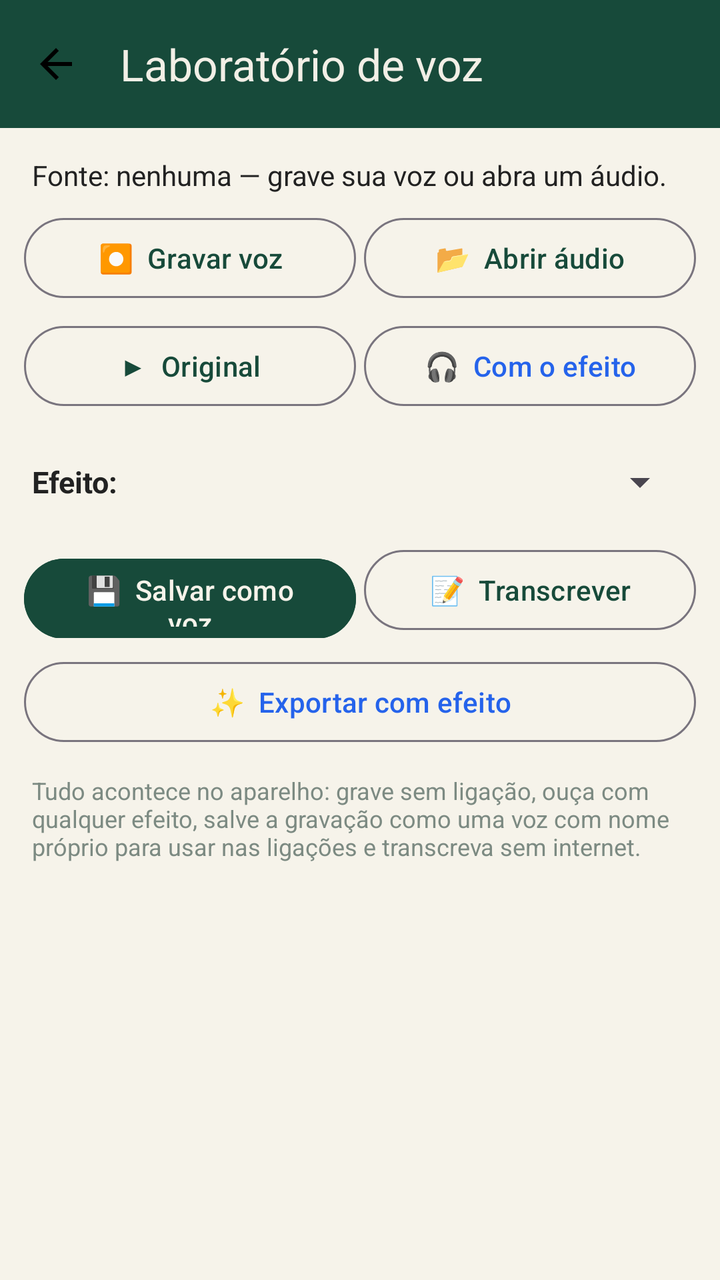
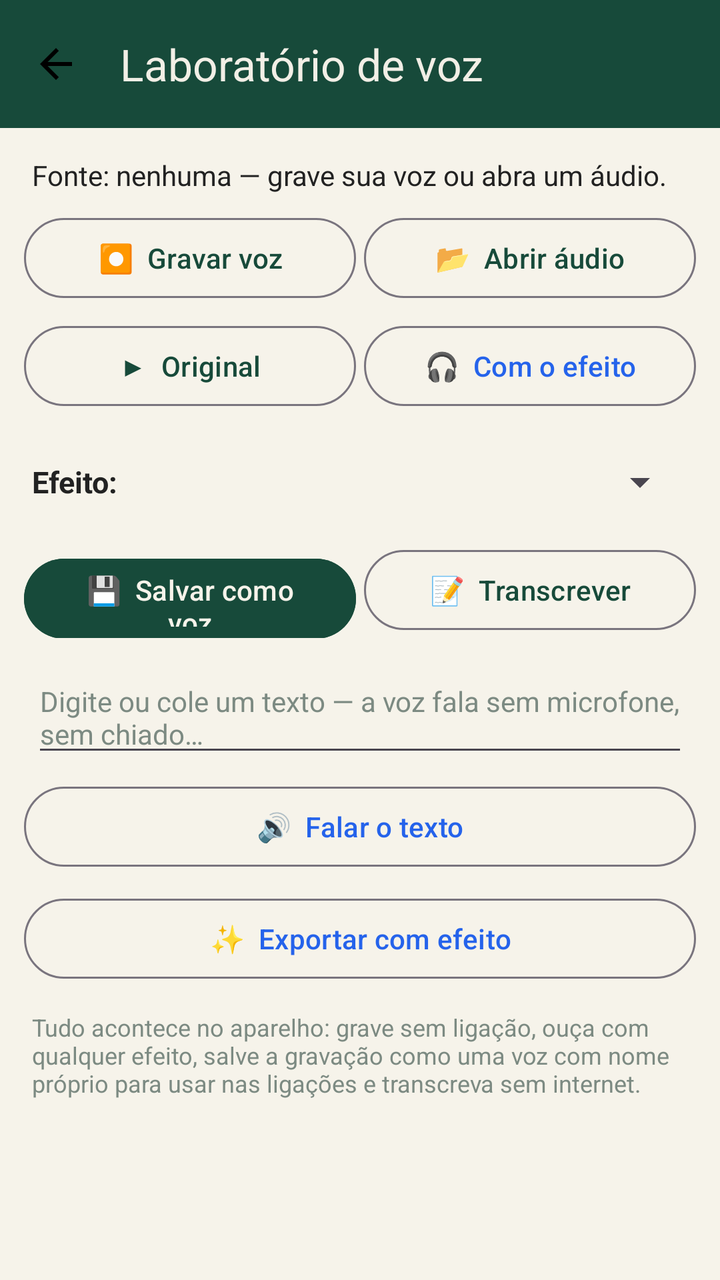

An Android layout rendered at two revisions. The XML below is the earlier revision; the diff shows what the commit changed to produce the second picture.
<!-- AndroidManifest.xml: application theme AppTheme -->
<!-- res/layout/activity_voice_lab.xml -->
<?xml version="1.0" encoding="utf-8"?>
<LinearLayout xmlns:android="http://schemas.android.com/apk/res/android"
    xmlns:app="http://schemas.android.com/apk/res-auto"
    android:layout_width="match_parent"
    android:layout_height="match_parent"
    android:background="@color/cc_paper"
    android:orientation="vertical">

    <com.google.android.material.appbar.MaterialToolbar
        android:id="@+id/toolbar"
        android:layout_width="match_parent"
        android:layout_height="?attr/actionBarSize"
        android:background="@color/cc_green_deep"
        app:navigationIcon="@drawable/ic_back"
        app:title="Laboratório de voz"
        app:titleTextColor="@color/cc_cream_on_dark" />

    <ScrollView
        android:layout_width="match_parent"
        android:layout_height="0dp"
        android:layout_weight="1">

        <LinearLayout
            android:layout_width="match_parent"
            android:layout_height="wrap_content"
            android:orientation="vertical">

            <TextView
                android:id="@+id/tv_source"
                android:layout_width="match_parent"
                android:layout_height="wrap_content"
                android:paddingStart="16dp"
                android:paddingEnd="16dp"
                android:paddingTop="14dp"
                android:text="Fonte: nenhuma — grave sua voz ou abra um áudio."
                android:textColor="@color/cc_ink"
                android:textSize="14sp" />

            <LinearLayout
                android:layout_width="match_parent"
                android:layout_height="wrap_content"
                android:layout_marginTop="8dp"
                android:orientation="horizontal"
                android:paddingStart="12dp"
                android:paddingEnd="12dp">

                <com.google.android.material.button.MaterialButton
                    android:id="@+id/btn_record"
                    style="@style/Widget.Material3.Button.OutlinedButton"
                    android:layout_width="0dp"
                    android:layout_height="48dp"
                    android:layout_marginEnd="4dp"
                    android:layout_weight="1"
                    android:text="⏺  Gravar voz"
                    android:textColor="@color/cc_green_deep" />

                <com.google.android.material.button.MaterialButton
                    android:id="@+id/btn_open"
                    style="@style/Widget.Material3.Button.OutlinedButton"
                    android:layout_width="0dp"
                    android:layout_height="48dp"
                    android:layout_weight="1"
                    android:text="📂  Abrir áudio"
                    android:textColor="@color/cc_green_deep" />
            </LinearLayout>

            <LinearLayout
                android:layout_width="match_parent"
                android:layout_height="wrap_content"
                android:layout_marginTop="6dp"
                android:orientation="horizontal"
                android:paddingStart="12dp"
                android:paddingEnd="12dp">

                <com.google.android.material.button.MaterialButton
                    android:id="@+id/btn_play_orig"
                    style="@style/Widget.Material3.Button.OutlinedButton"
                    android:layout_width="0dp"
                    android:layout_height="48dp"
                    android:layout_marginEnd="4dp"
                    android:layout_weight="1"
                    android:text="▶  Original"
                    android:textColor="@color/cc_green_deep" />

                <com.google.android.material.button.MaterialButton
                    android:id="@+id/btn_play_fx"
                    style="@style/Widget.Material3.Button.OutlinedButton"
                    android:layout_width="0dp"
                    android:layout_height="48dp"
                    android:layout_weight="1"
                    android:text="🎧  Com o efeito"
                    android:textColor="@color/cc_blue" />
            </LinearLayout>

            <LinearLayout
                android:layout_width="match_parent"
                android:layout_height="wrap_content"
                android:layout_marginStart="16dp"
                android:layout_marginTop="10dp"
                android:layout_marginEnd="16dp"
                android:gravity="center_vertical"
                android:orientation="horizontal">

                <TextView
                    android:layout_width="wrap_content"
                    android:layout_height="wrap_content"
                    android:text="Efeito:"
                    android:textColor="@color/cc_ink"
                    android:textSize="15sp"
                    android:textStyle="bold" />

                <Spinner
                    android:id="@+id/sp_voice"
                    android:layout_width="0dp"
                    android:layout_height="48dp"
                    android:layout_marginStart="8dp"
                    android:layout_weight="1" />
            </LinearLayout>

            <LinearLayout
                android:layout_width="match_parent"
                android:layout_height="wrap_content"
                android:layout_marginTop="6dp"
                android:orientation="horizontal"
                android:paddingStart="12dp"
                android:paddingEnd="12dp">

                <com.google.android.material.button.MaterialButton
                    android:id="@+id/btn_save_voice"
                    style="@style/Widget.Material3.Button"
                    android:layout_width="0dp"
                    android:layout_height="48dp"
                    android:layout_marginEnd="4dp"
                    android:layout_weight="1"
                    android:backgroundTint="@color/cc_green_deep"
                    android:text="💾  Salvar como voz" />

                <com.google.android.material.button.MaterialButton
                    android:id="@+id/btn_transcribe"
                    style="@style/Widget.Material3.Button.OutlinedButton"
                    android:layout_width="0dp"
                    android:layout_height="48dp"
                    android:layout_weight="1"
                    android:text="📝  Transcrever"
                    android:textColor="@color/cc_green_deep" />
            </LinearLayout>

            <TextView
                android:id="@+id/tv_transcript"
                android:layout_width="match_parent"
                android:layout_height="wrap_content"
                android:paddingStart="16dp"
                android:paddingTop="10dp"
                android:paddingEnd="16dp"
                android:textColor="@color/cc_ink"
                android:textIsSelectable="true"
                android:textSize="14sp"
                android:visibility="gone" />

            <LinearLayout
                android:layout_width="match_parent"
                android:layout_height="wrap_content"
                android:layout_marginTop="8dp"
                android:orientation="horizontal"
                android:paddingStart="12dp"
                android:paddingEnd="12dp">

                <com.google.android.material.button.MaterialButton
                    android:id="@+id/btn_share_text"
                    style="@style/Widget.Material3.Button.OutlinedButton"
                    android:layout_width="0dp"
                    android:layout_height="48dp"
                    android:layout_marginEnd="4dp"
                    android:layout_weight="1"
                    android:text="⤴  Compartilhar"
                    android:textColor="@color/cc_green_deep"
                    android:visibility="gone" />

                <com.google.android.material.button.MaterialButton
                    android:id="@+id/btn_export"
                    style="@style/Widget.Material3.Button.OutlinedButton"
                    android:layout_width="0dp"
                    android:layout_height="48dp"
                    android:layout_weight="1"
                    android:text="✨  Exportar com efeito"
                    android:textColor="@color/cc_blue" />
            </LinearLayout>

            <TextView
                android:layout_width="match_parent"
                android:layout_height="wrap_content"
                android:paddingStart="16dp"
                android:paddingTop="12dp"
                android:paddingEnd="16dp"
                android:paddingBottom="16dp"
                android:text="Tudo acontece no aparelho: grave sem ligação, ouça com qualquer efeito, salve a gravação como uma voz com nome próprio para usar nas ligações e transcreva sem internet."
                android:textColor="@color/cc_ink_faint"
                android:textSize="12sp" />
        </LinearLayout>
    </ScrollView>
</LinearLayout>
<!-- resources referenced by this layout -->
<resources>
  <color name="cc_blue">#2563EB</color>
  <color name="cc_cream_on_dark">#F2EFE6</color>
  <color name="cc_green_deep">#174A3A</color>
  <color name="cc_ink">#222222</color>
  <color name="cc_ink_faint">#7C8A82</color>
  <color name="cc_paper">#F6F3EA</color>
  <!-- drawable ic_back (drawable) -->
  ﻿<vector xmlns:android="http://schemas.android.com/apk/res/android"
      android:width="24dp" android:height="24dp"
      android:viewportWidth="24" android:viewportHeight="24">
      <path android:fillColor="#000000"
          android:pathData="M20,11H7.83l5.59,-5.59L12,4l-8,8 8,8 1.41,-1.41L7.83,13H20v-2z"/>
  </vector>
  <style name="AppTheme" parent="Theme.Material3.DayNight.NoActionBar">
          <item name="colorPrimary">@color/cc_green_deep</item>
          <item name="colorOnPrimary">@color/cc_paper</item>
          <item name="colorSecondary">@color/cc_green</item>
          <item name="colorOnSecondary">@color/cc_paper</item>
          <item name="colorError">@color/cc_red</item>
          <item name="android:colorBackground">@color/cc_paper</item>
          <item name="colorSurface">@color/cc_paper_card</item>
          <item name="colorOnSurface">@color/cc_ink</item>
          <item name="colorSurfaceVariant">@color/cc_green_soft</item>
          <item name="colorOnSurfaceVariant">@color/cc_ink_soft</item>
          <item name="colorSecondaryContainer">@color/cc_green_deep</item>
          <item name="colorOnSecondaryContainer">@color/cc_paper</item>
          <item name="colorPrimaryContainer">@color/cc_green_soft</item>
          <item name="colorOnPrimaryContainer">@color/cc_green_deep</item>
          <item name="android:statusBarColor">@color/cc_paper</item>
          <item name="android:windowLightStatusBar">true</item>
          <item name="android:navigationBarColor">@color/cc_paper</item>
      </style>
  <color name="cc_green">#1B7A43</color>
  <color name="cc_red">#DC2626</color>
  <color name="cc_paper_card">#FFFDF7</color>
  <color name="cc_green_soft">#E3EFE9</color>
  <color name="cc_ink_soft">#666666</color>
</resources>

<!-- the commit's change to res/layout/activity_voice_lab.xml (unified diff, before → after) -->
@@ -144,6 +144,32 @@
                     android:text="📝  Transcrever"
                     android:textColor="@color/cc_green_deep" />
             </LinearLayout>
+
+            <EditText
+                android:id="@+id/et_tts"
+                android:layout_width="match_parent"
+                android:layout_height="wrap_content"
+                android:layout_marginStart="16dp"
+                android:layout_marginTop="12dp"
+                android:layout_marginEnd="16dp"
+                android:gravity="top|start"
+                android:hint="Digite ou cole um texto — a voz fala sem microfone, sem chiado…"
+                android:inputType="textMultiLine|textCapSentences"
+                android:minLines="2"
+                android:textColor="@color/cc_ink"
+                android:textColorHint="@color/cc_ink_faint"
+                android:textSize="14sp" />
+
+            <com.google.android.material.button.MaterialButton
+                android:id="@+id/btn_speak"
+                style="@style/Widget.Material3.Button.OutlinedButton"
+                android:layout_width="match_parent"
+                android:layout_height="48dp"
+                android:layout_marginStart="12dp"
+                android:layout_marginTop="6dp"
+                android:layout_marginEnd="12dp"
+                android:text="🔊  Falar o texto"
+                android:textColor="@color/cc_blue" />
 
             <TextView
                 android:id="@+id/tv_transcript"
